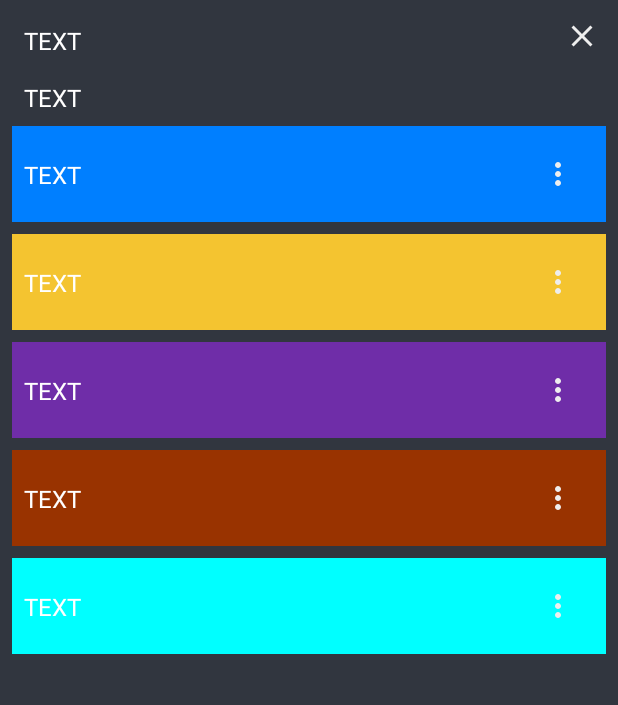
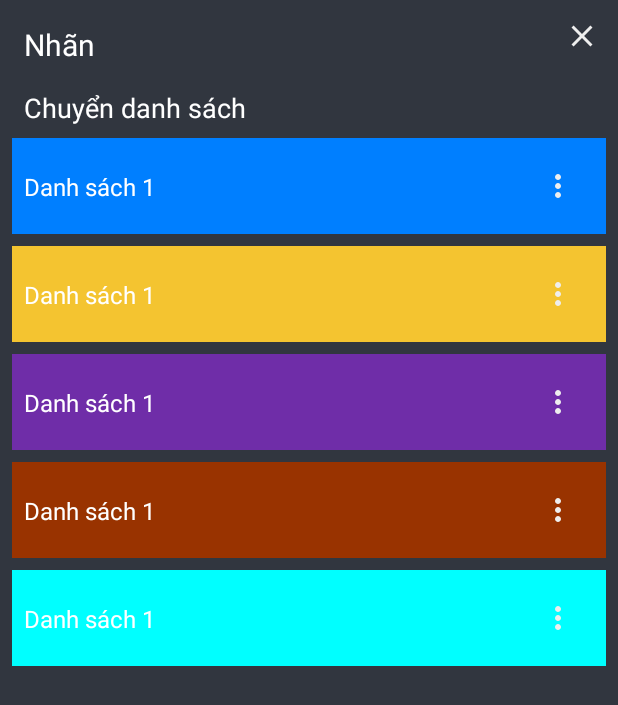
Before and after one commit to AkiraNoob/SE114.O22, an Android app: the layout label_list.xml on its own in the app's theme, with its tools: preview values and no code run, on a phone screen of 412 x 824 dp. Shown: the top 705 px of the screen. Run offline under Robolectric (Android 15) with nearby library versions, the light colour scheme and no system bars.

Commit message:
Commit 27/5/24 2

```diff
--- a/app/src/main/res/layout/label_list.xml
+++ b/app/src/main/res/layout/label_list.xml
@@ -12,9 +12,9 @@
         android:layout_marginTop="16dp"
         android:layout_width="wrap_content"
         android:layout_height="wrap_content"
-        android:text="@string/TEXT"
+        android:text="@string/Label"
         android:textColor="@color/white"
-        android:textSize="16sp"
+        android:textSize="20sp"
         />
 
     <ImageButton
@@ -30,13 +30,13 @@
         android:id="@+id/tvdanhsachnhan"
         android:layout_marginTop="16dp"
         android:layout_marginStart="16dp"
-        android:text="@string/TEXT"
+        android:text="@string/ChuyenDanhSach"
         android:textColor="@color/white"
         app:layout_constraintTop_toBottomOf="@id/tvnhan"
         app:layout_constraintStart_toStartOf="parent"
         android:layout_width="wrap_content"
         android:layout_height="wrap_content"
-        android:textSize="16sp"/>
+        android:textSize="18sp"/>
 
     <androidx.appcompat.widget.LinearLayoutCompat
         android:id="@+id/danhsach1"
@@ -52,17 +52,17 @@
         <androidx.constraintlayout.widget.ConstraintLayout
             android:layout_width="match_parent"
             android:layout_height="wrap_content">
+
             <TextView
-                android:text="@string/TEXT"
-                android:textColor="@color/white"
                 android:layout_width="wrap_content"
                 android:layout_height="wrap_content"
                 android:layout_gravity="start"
-                app:layout_constraintStart_toStartOf="parent"
-                app:layout_constraintTop_toTopOf="parent"
+                android:text="@string/DanhSach1"
+                android:textColor="@color/white"
                 android:textSize="16sp"
                 app:layout_constraintBottom_toBottomOf="parent"
-                />
+                app:layout_constraintStart_toStartOf="parent"
+                app:layout_constraintTop_toTopOf="parent" />
 
             <ImageButton
                 android:contentDescription="@string/TEXT"
@@ -96,7 +96,7 @@
                 android:layout_width="wrap_content"
                 android:layout_height="wrap_content"
                 android:layout_gravity="start"
-                android:text="@string/TEXT"
+                android:text="@string/DanhSach1"
                 android:textColor="@color/white"
                 android:textSize="16sp"
                 app:layout_constraintBottom_toBottomOf="parent"
@@ -134,7 +134,7 @@
                 android:layout_width="wrap_content"
                 android:layout_height="wrap_content"
                 android:layout_gravity="start"
-                android:text="@string/TEXT"
+                android:text="@string/DanhSach1"
                 android:textColor="@color/white"
                 android:textSize="16sp"
                 app:layout_constraintBottom_toBottomOf="parent"
@@ -172,7 +172,7 @@
                 android:layout_width="wrap_content"
                 android:layout_height="wrap_content"
                 android:layout_gravity="start"
-                android:text="@string/TEXT"
+                android:text="@string/DanhSach1"
                 android:textColor="@color/white"
                 android:textSize="16sp"
                 app:layout_constraintBottom_toBottomOf="parent"
@@ -210,7 +210,7 @@
                 android:layout_width="wrap_content"
                 android:layout_height="wrap_content"
                 android:layout_gravity="start"
-                android:text="@string/TEXT"
+                android:text="@string/DanhSach1"
                 android:textColor="@color/white"
                 android:textSize="16sp"
                 app:layout_constraintBottom_toBottomOf="parent"
--- /dev/null
+++ b/app/src/main/res/menu/filter_menu.xml
@@ -0,0 +1,6 @@
+<?xml version="1.0" encoding="utf-8"?>
+<menu xmlns:android="http://schemas.android.com/apk/res/android">
+    <item android:title="Chỉ hiện bình luận"/>
+    <item android:title="Chỉ hiện hoạt động"/>
+    <item android:title="Hiển thị cả bình luận và hoạt động"/>
+</menu>
--- a/app/src/main/res/values/strings.xml
+++ b/app/src/main/res/values/strings.xml
@@ -23,6 +23,9 @@
     <string name="TEXT14" translatable="false">Ảnh</string>
     <string name="TEXT15" translatable="false">Tệp</string>
     <string name="Delete" translatable="false">Xóa</string>
+    <string name="DanhSach1" translatable="false">Danh sách 1</string>
+    <string name="ChuyenDanhSach" translatable="false">Chuyển danh sách</string>
+    <string name="Label" translatable="false">Nhãn</string>
 
     <string name="line" translatable="false"><strike> Công việc 2</strike> </string>
 
```
Also changed, not shown: app/src/main/res/drawable/check_24px.xml (added, +9 -0 lines), app/src/main/res/layout/comment_content.xml (added, +55 -0 lines), app/src/main/res/menu/comment_delete_menu.xml (added, +10 -0 lines), app/src/main/res/menu/label_menu.xml (added, +10 -0 lines).
